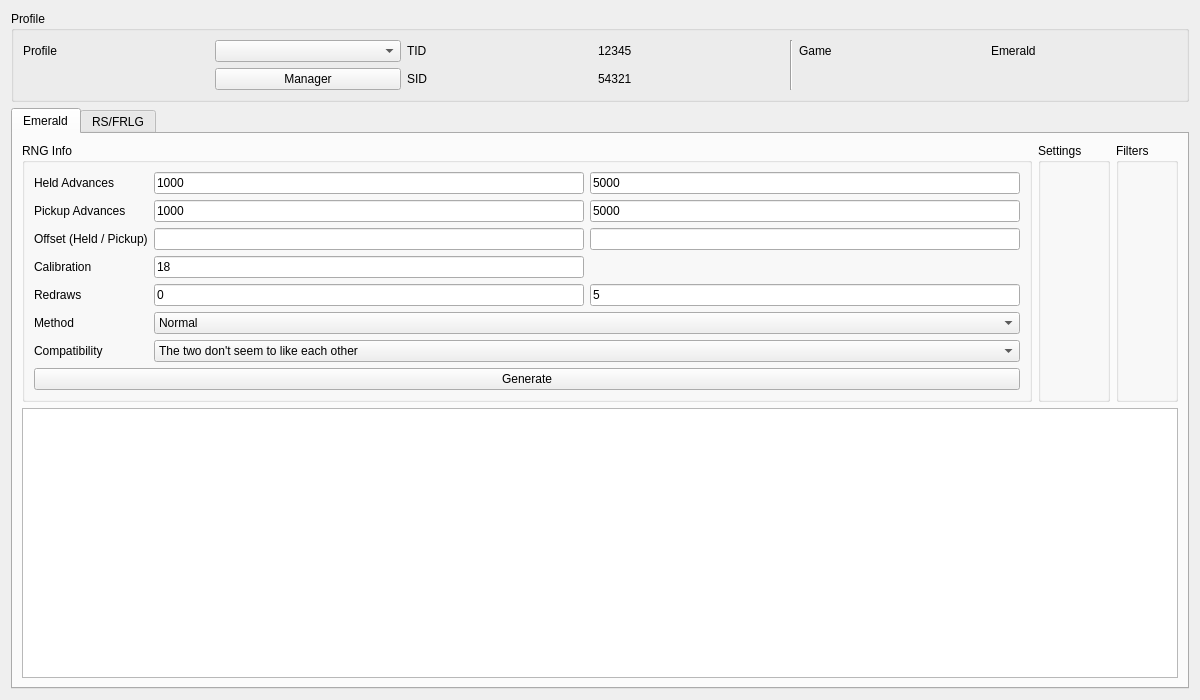
Qt form Form/Gen3/Eggs3.ui (Admiral-Fish/PokeFinder) before a commit.
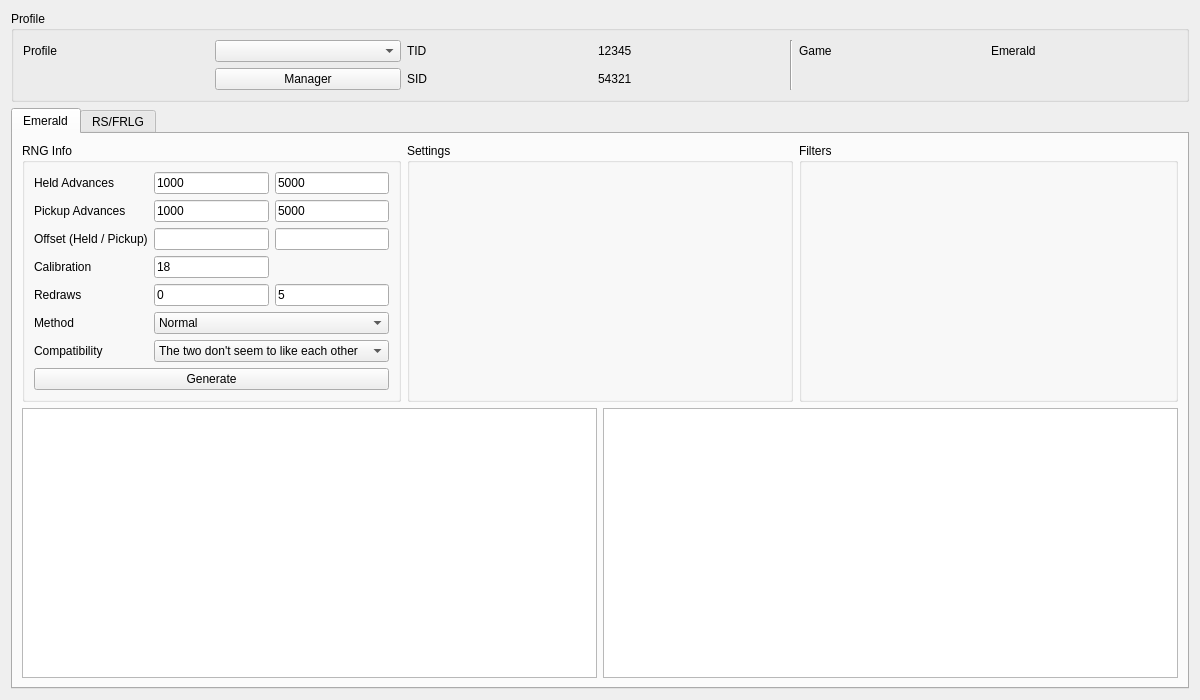
The same form after that commit. Custom widgets are drawn as their Qt base class.

Commit message: Split Emerald Egg in two tables

```diff
--- a/Form/Gen3/Eggs3.ui
+++ b/Form/Gen3/Eggs3.ui
@@ -96,7 +96,7 @@
        <string>Emerald</string>
       </attribute>
       <layout class="QGridLayout" name="gridLayout_17">
-       <item row="0" column="0">
+       <item row="0" column="0" colspan="2">
         <widget class="QGroupBox" name="groupBoxEmeraldRNGInfo">
          <property name="title">
           <string>RNG Info</string>
@@ -254,7 +254,7 @@
          </layout>
         </widget>
        </item>
-       <item row="0" column="1">
+       <item row="0" column="2" colspan="2">
         <widget class="QGroupBox" name="groupBoxEmeraldSettings">
          <property name="title">
           <string>Settings</string>
@@ -266,7 +266,7 @@
          </layout>
         </widget>
        </item>
-       <item row="0" column="2">
+       <item row="0" column="4" colspan="2">
         <widget class="QGroupBox" name="groupBoxEmeraldFilters">
          <property name="title">
           <string>Filters</string>
@@ -279,7 +279,10 @@
         </widget>
        </item>
        <item row="1" column="0" colspan="3">
-        <widget class="TableView" name="tableViewEmerald"/>
+        <widget class="TableView" name="tableViewEmeraldPID"/>
+       </item>
+       <item row="1" column="3" colspan="3">
+        <widget class="TableView" name="tableViewEmeraldIVs"/>
        </item>
       </layout>
      </widget>
```
Left out of the diff: 3 changed lines with no effect on the pictures. The commit also changes 9 other files.
